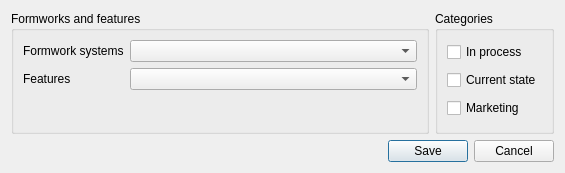
Qt form PhotoManager/attributeseditdialog.ui (pphprj/periphotoproject) before a commit.
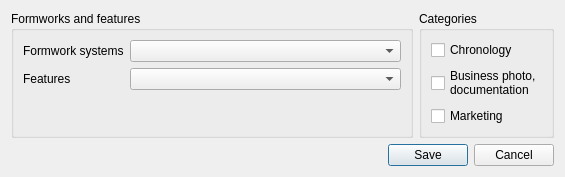
The same form after that commit.

Diff of the .ui file:
```diff
--- a/PhotoManager/attributeseditdialog.ui
+++ b/PhotoManager/attributeseditdialog.ui
@@ -33,14 +33,15 @@
       <item>
        <widget class="QCheckBox" name="checkBoxInProcess">
         <property name="text">
-         <string>In process</string>
+         <string>Chronology</string>
         </property>
        </widget>
       </item>
       <item>
        <widget class="QCheckBox" name="checkBoxCurrentState">
         <property name="text">
-         <string>Current state</string>
+         <string>Business photo, 
+documentation</string>
         </property>
        </widget>
       </item>
```
